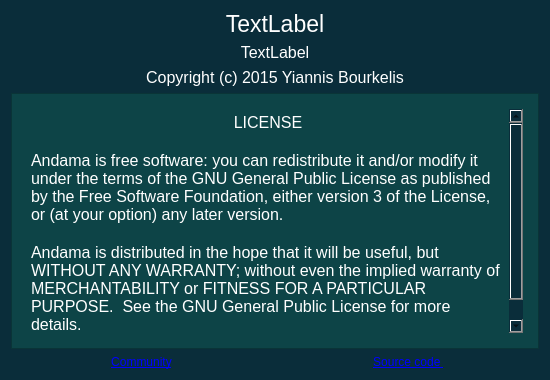
Above: src/Andama/About.ui from YiannisBourkelis/Andama-Remote-Desktop before the change. Below: the same form after it.
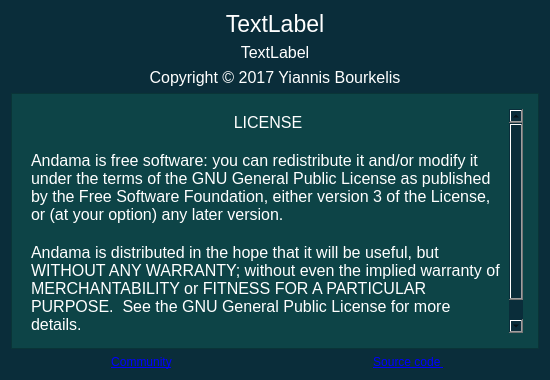
That is the form after the change.

Diff of the .ui file:
```diff
--- a/src/Andama/About.ui
+++ b/src/Andama/About.ui
@@ -89,7 +89,7 @@
         <string notr="true">color: white;</string>
        </property>
        <property name="text">
-        <string>Copyright (c) 2015 Yiannis Bourkelis</string>
+        <string>&lt;html&gt;&lt;head/&gt;&lt;body&gt;&lt;p&gt;Copyright &amp;copy; 2017 Yiannis Bourkelis&lt;/p&gt;&lt;/body&gt;&lt;/html&gt;</string>
        </property>
        <property name="alignment">
         <set>Qt::AlignCenter</set>
```
